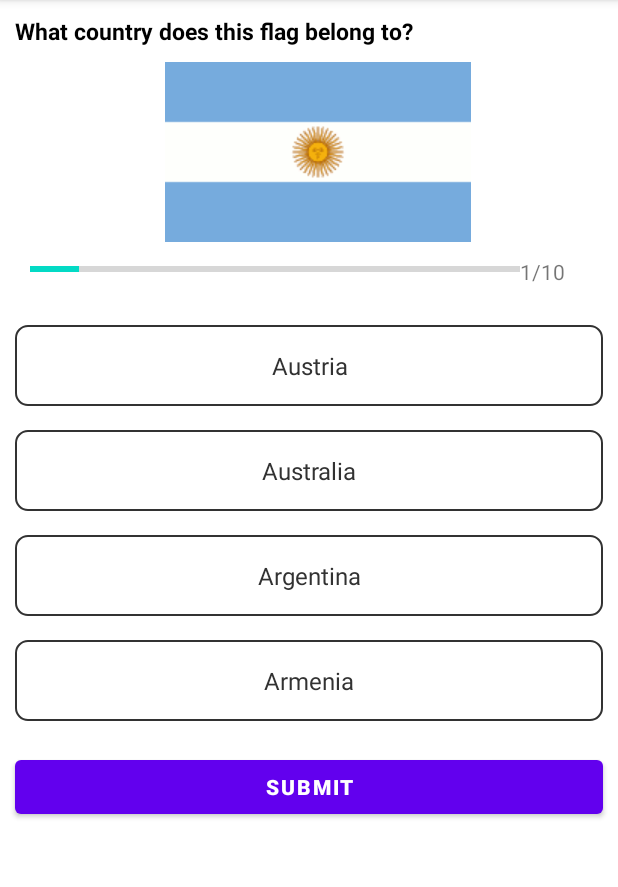
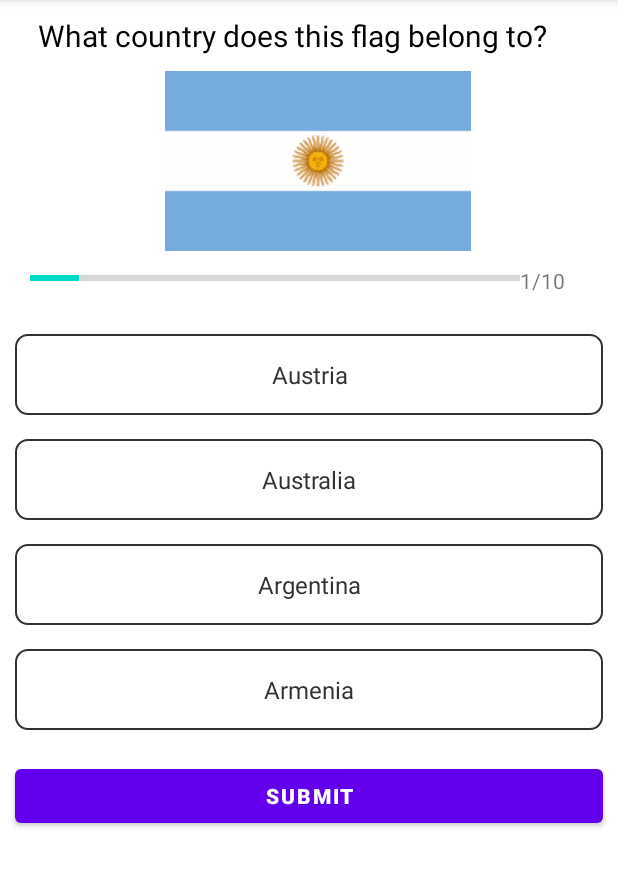
Before and after one commit to tanmay-kali/QuizApp, an Android app: the QuestionActivity screen opened directly, with no data from a screen before it, on a phone screen of 412 x 824 dp, the part 84-971 px from its top. Run offline under Robolectric (Android 15) with nearby library versions, the phone set to English and light mode, and no system bars; 1 statement that could not run was skipped.

Commit message:
App completed

```diff
--- a/app/src/main/res/layout/activity_main.xml
+++ b/app/src/main/res/layout/activity_main.xml
@@ -18,7 +18,7 @@
         android:textStyle="bold"
         android:layout_marginBottom="15dp"
         android:textColor="@color/white"
-        android:text="Country Quiz"/>
+        android:text="Country Flag Quiz"/>
     <com.google.android.material.card.MaterialCardView
         android:layout_width="match_parent"
         android:layout_height="wrap_content"
--- a/app/src/main/res/layout/activity_question.xml
+++ b/app/src/main/res/layout/activity_question.xml
@@ -12,20 +12,16 @@
         android:layout_height="wrap_content"
         android:orientation="vertical">
 
-        //orientaion
-        ///gravity
-        //paddding 16dp
-
         <TextView
             android:id="@+id/question_tv"
             android:layout_width="wrap_content"
             android:layout_height="wrap_content"
             android:layout_margin="10dp"
-            android:layout_marginBottom="10dp"
+            android:layout_marginBottom="20dp"
             android:gravity="center_vertical"
+            android:paddingLeft="15dp"
             android:textColor="@color/black"
-            android:textSize="15sp"
-            android:textStyle="bold"
+            android:textSize="20sp"
             tools:text="What country does this flag belong to ?">
 
         </TextView>
```
